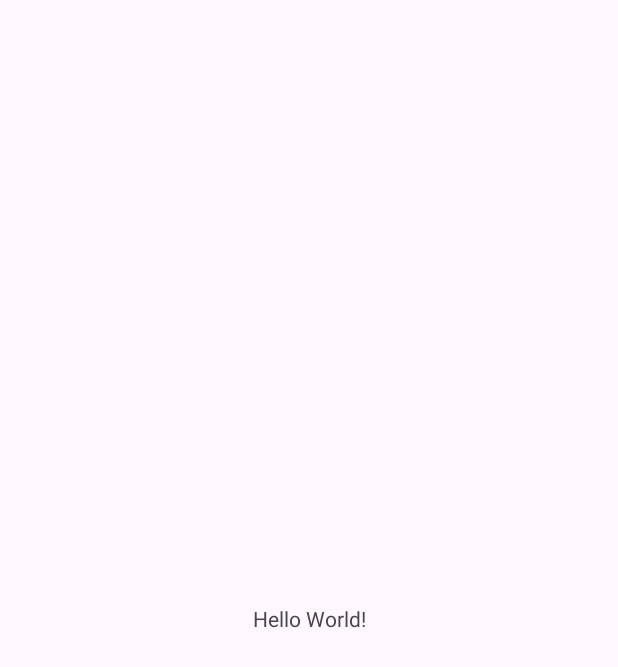
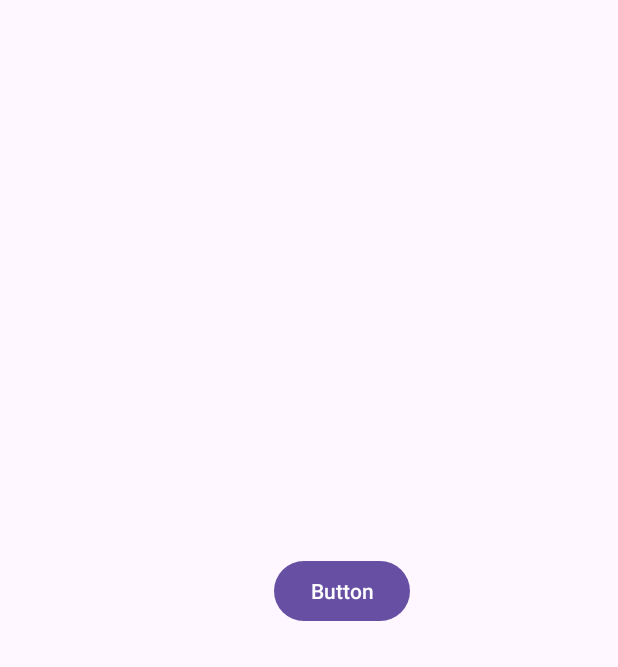
Before and after one commit to Fadhlannn/cobawe, an Android app: the screen it shows after launch (MainActivity), on a phone screen of 412 x 824 dp. Before the commit the part shown is almost empty. Shown: the top 667 px of the screen. Run offline under Robolectric (Android 15) with nearby library versions, the light colour scheme and no system bars.

Commit message:
update commit

```diff
--- a/app/src/main/res/layout/activity_main.xml
+++ b/app/src/main/res/layout/activity_main.xml
@@ -7,13 +7,17 @@
     android:layout_height="match_parent"
     tools:context=".MainActivity">
 
-    <TextView
+    <Button
+        android:id="@+id/button"
         android:layout_width="wrap_content"
         android:layout_height="wrap_content"
-        android:text="Hello World!"
+        android:layout_marginStart="182dp"
+        android:layout_marginTop="323dp"
+        android:layout_marginEnd="138dp"
+        android:layout_marginBottom="360dp"
+        android:text="Button"
         app:layout_constraintBottom_toBottomOf="parent"
         app:layout_constraintEnd_toEndOf="parent"
         app:layout_constraintStart_toStartOf="parent"
         app:layout_constraintTop_toTopOf="parent" />
-
 </androidx.constraintlayout.widget.ConstraintLayout>
```
